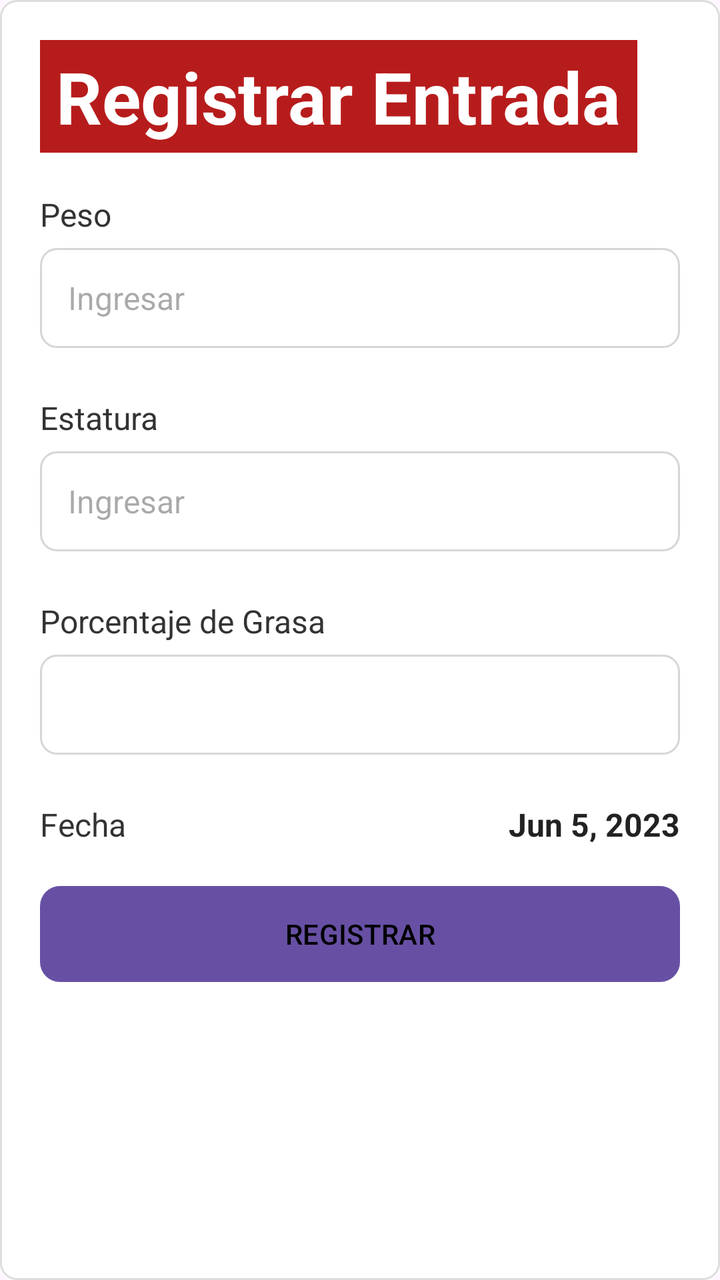
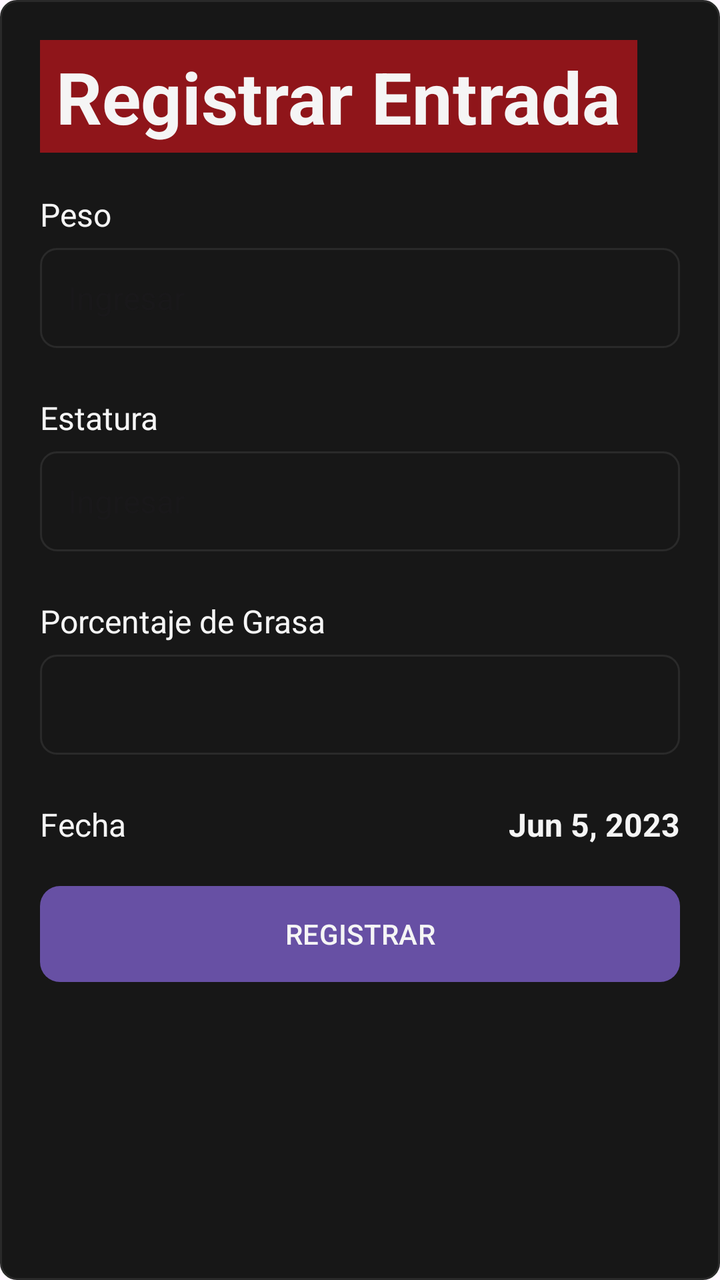

Compare the two renders of this Android layout. The source of the first and the diff that turns it into the second are given below.
<!-- AndroidManifest.xml: application theme Theme.AppGYM -->
<!-- res/layout/registrar_entrada.xml -->
<?xml version="1.0" encoding="utf-8"?>
<LinearLayout
    xmlns:android="http://schemas.android.com/apk/res/android"
    android:layout_width="match_parent"
    android:layout_height="wrap_content"
    android:orientation="vertical"
    android:padding="20dp"
    android:background="@drawable/fondo_registrar_entrada">

    

    
    <TextView
        android:id="@+id/tituloFormulario"
        android:layout_width="wrap_content"
        android:layout_height="wrap_content"
        android:layout_marginBottom="20dp"
        android:background="#B71C1C"
        android:paddingStart="8dp"
        android:paddingTop="4dp"
        android:paddingEnd="8dp"
        android:paddingBottom="4dp"
        android:text="Registrar Entrada"
        android:textColor="#FFFFFF"
        android:textSize="36sp"
        android:textStyle="bold" />

    <TextView
        android:layout_width="match_parent"
        android:layout_height="wrap_content"
        android:text="Peso"
        android:textSize="16sp"
        android:textColor="#333333"
        android:layout_marginBottom="6dp" />

    <EditText
        android:id="@+id/txtPeso"
        android:layout_width="match_parent"
        android:layout_height="50dp"
        android:hint="Ingresar"
        android:textSize="16sp"
        android:paddingStart="14dp"
        android:paddingEnd="14dp"
        android:inputType="numberDecimal"
        android:background="@drawable/fondo_edittext"
        android:layout_marginBottom="24dp" />

    
    <TextView
        android:layout_width="match_parent"
        android:layout_height="wrap_content"
        android:text="Estatura"
        android:textSize="16sp"
        android:textColor="#333333"
        android:layout_marginBottom="6dp" />

    <EditText
        android:id="@+id/txtEstatura"
        android:layout_width="match_parent"
        android:layout_height="50dp"
        android:hint="Ingresar"
        android:textSize="16sp"
        android:paddingStart="14dp"
        android:paddingEnd="14dp"
        android:inputType="numberDecimal"
        android:background="@drawable/fondo_edittext"
        android:layout_marginBottom="24dp" />

    
    <TextView
        android:layout_width="match_parent"
        android:layout_height="wrap_content"
        android:text="Porcentaje de Grasa"
        android:textSize="16sp"
        android:textColor="#333333"
        android:layout_marginBottom="6dp" />

    <EditText
        android:id="@+id/txtGrasa"
        android:layout_width="match_parent"
        android:layout_height="50dp"
        android:hint=""
        android:textSize="16sp"
        android:paddingStart="14dp"
        android:paddingEnd="14dp"
        android:inputType="numberDecimal"
        android:background="@drawable/fondo_edittext"
        android:layout_marginBottom="24dp" />

    
    <LinearLayout
        android:layout_width="match_parent"
        android:layout_height="wrap_content"
        android:orientation="horizontal"
        android:gravity="center_vertical"
        android:layout_marginBottom="20dp">

        <TextView
            android:layout_width="0dp"
            android:layout_height="wrap_content"
            android:layout_weight="1"
            android:text="Fecha"
            android:textSize="16sp"
            android:textColor="#333333" />

        <TextView
            android:id="@+id/txtFecha"
            android:layout_width="wrap_content"
            android:layout_height="wrap_content"
            android:text="Jun 5, 2023"
            android:textSize="16sp"
            android:textStyle="bold"
            android:textColor="#222222" />

    </LinearLayout>


    <Button
        android:id="@+id/btnRegistrar"
        android:layout_width="match_parent"
        android:layout_height="48dp"
        android:background="@drawable/fondo_boton"
        android:text="REGISTRAR"
        android:textAllCaps="false"
        android:textColor="#000000"
        android:textSize="14sp" />

</LinearLayout>
<!-- resources referenced by this layout -->
<resources>
  <!-- drawable fondo_boton (drawable) -->
  <?xml version="1.0" encoding="utf-8"?>
  <shape xmlns:android="http://schemas.android.com/apk/res/android"
      android:shape="rectangle">
  
      <solid android:color="#FF0000" />
  
      <corners android:radius="10dp" />
  
  </shape>
  <!-- drawable fondo_edittext (drawable) -->
  <?xml version="1.0" encoding="utf-8"?>
  <shape xmlns:android="http://schemas.android.com/apk/res/android"
      android:shape="rectangle">
  
      <solid android:color="#FFFFFF" />
  
      <stroke
          android:width="1dp"
          android:color="#D6D6D6" />
  
      <corners android:radius="8dp" />
  
  </shape>
  <!-- drawable fondo_registrar_entrada (drawable) -->
  <?xml version="1.0" encoding="utf-8"?>
  <shape xmlns:android="http://schemas.android.com/apk/res/android"
      android:shape="rectangle">
  
      <solid android:color="#FFFFFF" />
  
      <stroke
          android:width="1dp"
          android:color="#DDDDDD" />
  
      <corners android:radius="8dp" />
  
  </shape>
  <style name="Theme.AppGYM" parent="Base.Theme.AppGYM" />
  <style name="Base.Theme.AppGYM" parent="Theme.Material3.DayNight.NoActionBar">
          
          
      </style>
</resources>

<!-- the commit's change to res/layout/registrar_entrada.xml (unified diff, before → after) -->
@@ -15,22 +15,24 @@
         android:layout_width="wrap_content"
         android:layout_height="wrap_content"
         android:layout_marginBottom="20dp"
-        android:background="#B71C1C"
+        android:background="@color/accent_red_dark"
         android:paddingStart="8dp"
         android:paddingTop="4dp"
         android:paddingEnd="8dp"
         android:paddingBottom="4dp"
         android:text="Registrar Entrada"
-        android:textColor="#FFFFFF"
+        android:textColor="@color/text_primary"
         android:textSize="36sp"
-        android:textStyle="bold" />
+        android:textStyle="bold"
+
+        />
 
     <TextView
         android:layout_width="match_parent"
         android:layout_height="wrap_content"
         android:text="Peso"
         android:textSize="16sp"
-        android:textColor="#333333"
+        android:textColor="@color/text_primary"
         android:layout_marginBottom="6dp" />
 
     <EditText
@@ -51,7 +53,7 @@
         android:layout_height="wrap_content"
         android:text="Estatura"
         android:textSize="16sp"
-        android:textColor="#333333"
+        android:textColor="@color/text_primary"
         android:layout_marginBottom="6dp" />
 
     <EditText
@@ -72,7 +74,7 @@
         android:layout_height="wrap_content"
         android:text="Porcentaje de Grasa"
         android:textSize="16sp"
-        android:textColor="#333333"
+        android:textColor="@color/text_primary"
         android:layout_marginBottom="6dp" />
 
     <EditText
@@ -101,7 +103,7 @@
             android:layout_weight="1"
             android:text="Fecha"
             android:textSize="16sp"
-            android:textColor="#333333" />
+            android:textColor="@color/text_primary" />
 
         <TextView
             android:id="@+id/txtFecha"
@@ -110,7 +112,7 @@
             android:text="Jun 5, 2023"
             android:textSize="16sp"
             android:textStyle="bold"
-            android:textColor="#222222" />
+            android:textColor="@color/text_primary" />
 
     </LinearLayout>
 
@@ -122,7 +124,7 @@
         android:background="@drawable/fondo_boton"
         android:text="REGISTRAR"
         android:textAllCaps="false"
-        android:textColor="#000000"
+        android:textColor="@color/text_primary"
         android:textSize="14sp" />
 
 </LinearLayout>
<!-- resource entries referenced after the edit -->
@@ -1,11 +1,13 @@
 <!-- resources referenced by this layout -->
 <resources>
+  <color name="accent_red_dark">#8F151A</color>
+  <color name="text_primary">#F5F5F5</color>
   <!-- drawable fondo_boton (drawable) -->
   <?xml version="1.0" encoding="utf-8"?>
   <shape xmlns:android="http://schemas.android.com/apk/res/android"
       android:shape="rectangle">
   
-      <solid android:color="#FF0000" />
+      <solid android:color="@color/accent_red" />
   
       <corners android:radius="10dp" />
   
@@ -15,11 +17,11 @@
   <shape xmlns:android="http://schemas.android.com/apk/res/android"
       android:shape="rectangle">
   
-      <solid android:color="#FFFFFF" />
+      <solid android:color="@color/surface_alt" />
   
       <stroke
           android:width="1dp"
-          android:color="#D6D6D6" />
+          android:color="@color/border" />
   
       <corners android:radius="8dp" />
   
@@ -29,16 +31,19 @@
   <shape xmlns:android="http://schemas.android.com/apk/res/android"
       android:shape="rectangle">
   
-      <solid android:color="#FFFFFF" />
+      <solid android:color="@color/surface_alt" />
   
       <stroke
           android:width="1dp"
-          android:color="#DDDDDD" />
+          android:color="@color/border" />
   
       <corners android:radius="8dp" />
   
   </shape>
   <style name="Theme.AppGYM" parent="Base.Theme.AppGYM" />
+  <color name="accent_red">#D71920</color>
+  <color name="surface_alt">#171717</color>
+  <color name="border">#2A2A2A</color>
   <style name="Base.Theme.AppGYM" parent="Theme.Material3.DayNight.NoActionBar">
           
           
